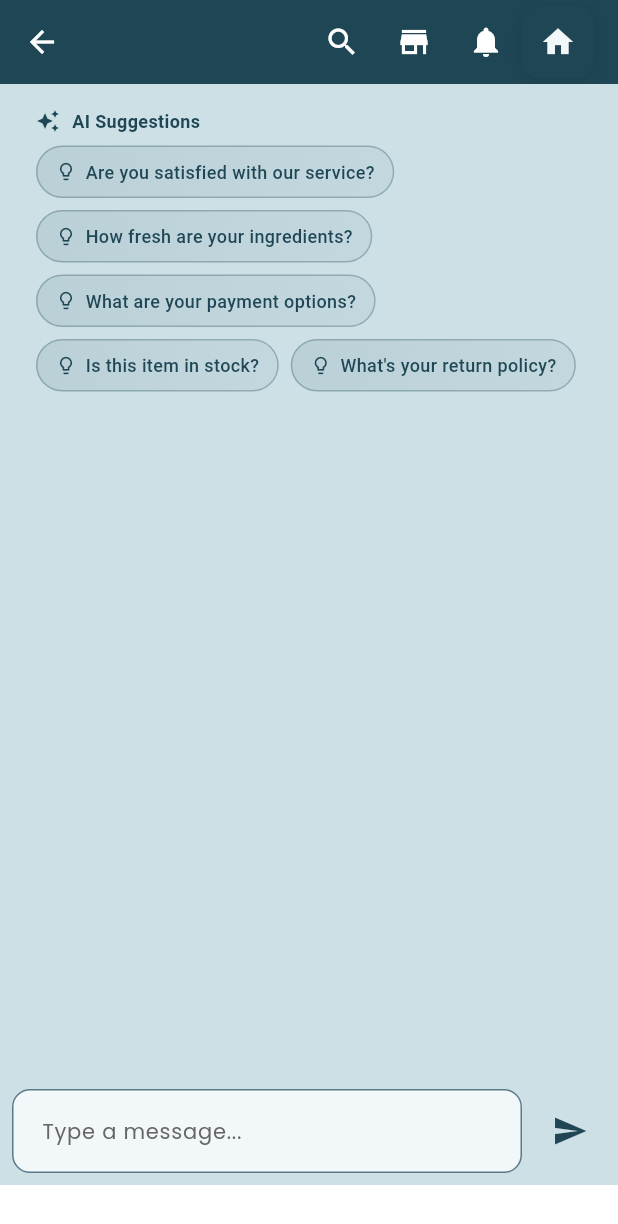
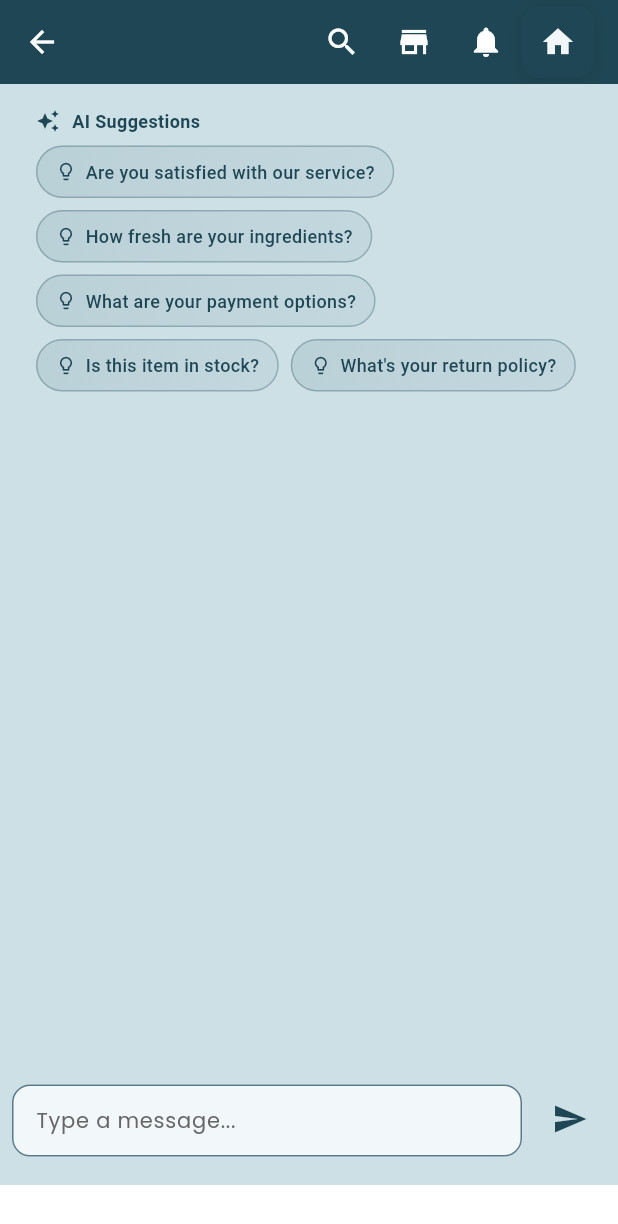
Before and after one commit to KutumelaP/imagekit-auth-server, a Flutter app: the ChatScreen screen opened directly with empty values, on a phone screen of 412 x 824 dp. Shown: the top 1224 px of the screen. Run offline on Flutter 3.47's test engine with Material 3 defaults, Android fonts, the phone set to English and light mode, and no system bars; our stand-ins replace audioplayers, awesome_notifications, cached_network_image, chewie, cloud_firestore, cloud_functions and 18 more; missing offline and left inert: dart:html, dart:js; accounts and stored records are empty.

Commit message:
Chat: apply SafeArea bottom padding and extra spacing to input; add list bottom padding to prevent overlap across devices

```diff
--- a/lib/screens/ChatScreen.dart
+++ b/lib/screens/ChatScreen.dart
@@ -676,6 +676,10 @@ class _ChatScreenState extends State<ChatScreen> {
                 final messages = snapshot.data?.docs ?? [];
 
                 return ListView.builder(
+                  padding: EdgeInsets.only(
+                    bottom: 90 + MediaQuery.of(context).padding.bottom,
+                    top: 4,
+                  ),
                   controller: _scrollController,
                   itemCount: messages.length,
                   itemBuilder: (context, index) {
@@ -778,9 +782,12 @@ class _ChatScreenState extends State<ChatScreen> {
             ),
           ),
 
-          // Message input
-          Container(
-            padding: const EdgeInsets.all(8),
+          // Message input with SafeArea and extra bottom padding
+          SafeArea(
+            top: false,
+            minimum: const EdgeInsets.only(bottom: 8),
+            child: Padding(
+              padding: const EdgeInsets.fromLTRB(8, 8, 8, 10),
               child: Row(
                 children: [
                   Expanded(
@@ -789,6 +796,7 @@ class _ChatScreenState extends State<ChatScreen> {
                       decoration: const InputDecoration(
                         hintText: 'Type a message...',
                         border: OutlineInputBorder(),
+                        contentPadding: EdgeInsets.symmetric(horizontal: 12, vertical: 12),
                       ),
                       maxLines: null,
                       textCapitalization: TextCapitalization.sentences,
@@ -796,7 +804,9 @@ class _ChatScreenState extends State<ChatScreen> {
                     ),
                   ),
                   const SizedBox(width: 8),
-                IconButton(
+                  Padding(
+                    padding: const EdgeInsets.only(bottom: 2),
+                    child: IconButton(
                       onPressed: _isLoading ? null : _sendMessage,
                       icon: _isLoading
                           ? const SizedBox(
@@ -806,7 +816,9 @@ class _ChatScreenState extends State<ChatScreen> {
                             )
                           : const Icon(Icons.send),
                     ),
+                  ),
                 ],
+              ),
             ),
           ),
         ],
```
Lines whose indentation alone changed are shown as unchanged.
